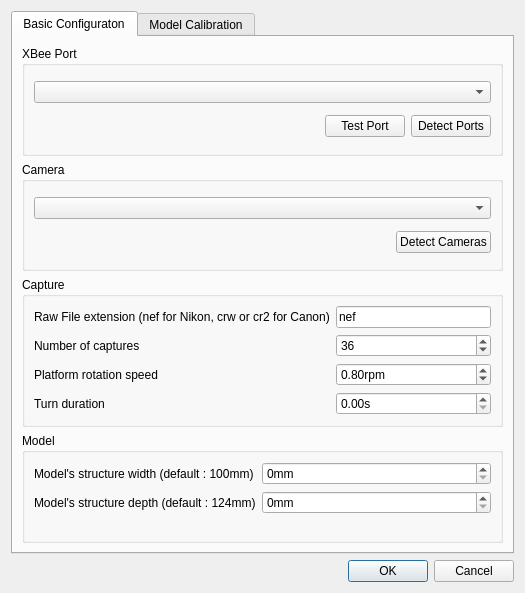
This is pc/core/settingsform.ui in plule/pfe-costumes as Qt 5 draws it before an edit. The edited form follows.
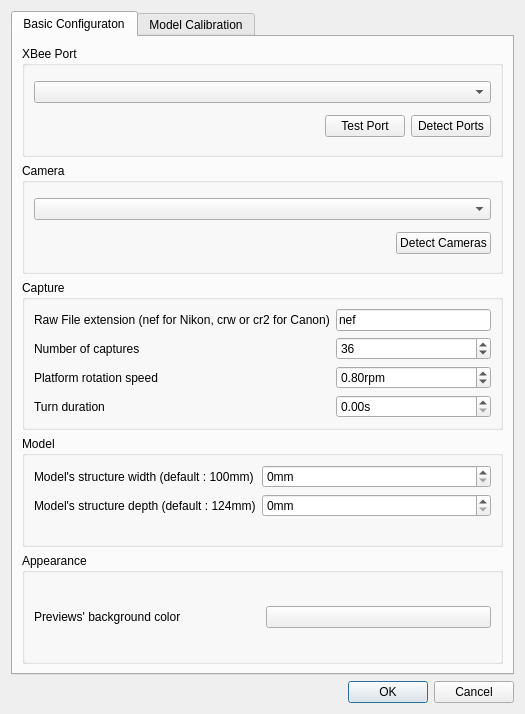
This is the edited form. Icons and pictures are not drawn.

Commit message: allow changing photos background color

What changed in the file:
```diff
--- a/pc/core/settingsform.ui
+++ b/pc/core/settingsform.ui
@@ -7,7 +7,7 @@
     <x>0</x>
     <y>0</y>
     <width>525</width>
-    <height>593</height>
+    <height>714</height>
    </rect>
   </property>
   <property name="windowTitle">
@@ -263,6 +263,29 @@
          </layout>
         </widget>
        </item>
+       <item>
+        <widget class="QGroupBox" name="groupBox_2">
+         <property name="title">
+          <string>Appearance</string>
+         </property>
+         <layout class="QGridLayout" name="gridLayout">
+          <item row="0" column="0">
+           <widget class="QLabel" name="backgroundColorLabel">
+            <property name="text">
+             <string>Previews' background color</string>
+            </property>
+           </widget>
+          </item>
+          <item row="0" column="1">
+           <widget class="QPushButton" name="backgroundColorButton">
+            <property name="text">
+             <string/>
+            </property>
+           </widget>
+          </item>
+         </layout>
+        </widget>
+       </item>
       </layout>
      </widget>
      <widget class="QWidget" name="tab_2">
```
The commit also changes 8 other files.
